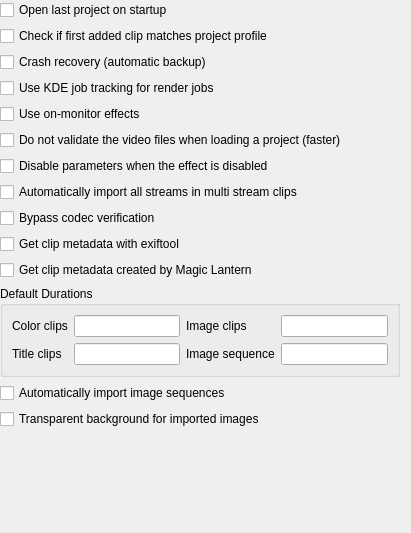
Old version of the form src/ui/configmisc_ui.ui in the repository KDE/kdenlive.
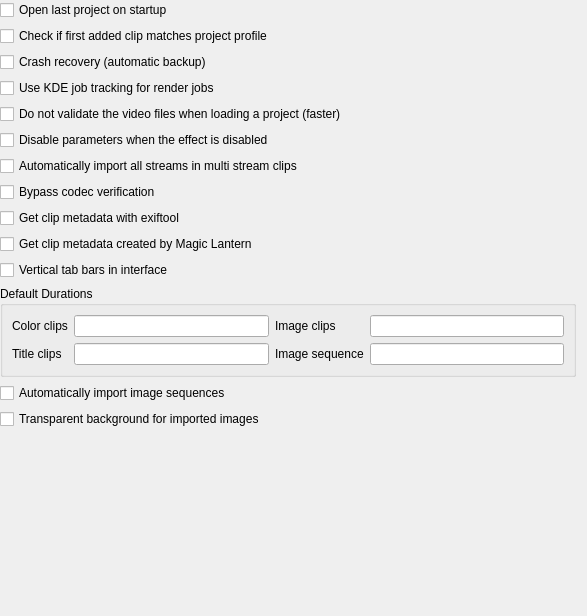
New version of the form.

Commit message: Move widget tabs to the top instead of below. Add settings option to have vertical tabs instead of horizontal to save space

```diff
--- a/src/ui/configmisc_ui.ui
+++ b/src/ui/configmisc_ui.ui
@@ -6,8 +6,8 @@
    <rect>
     <x>0</x>
     <y>0</y>
-    <width>411</width>
-    <height>533</height>
+    <width>587</width>
+    <height>616</height>
    </rect>
   </property>
   <layout class="QGridLayout" name="gridLayout_4">
@@ -17,13 +17,6 @@
    <property name="topMargin">
     <number>0</number>
    </property>
-   <item row="3" column="0" colspan="2">
-    <widget class="QCheckBox" name="kcfg_usekuiserver">
-     <property name="text">
-      <string>Use KDE job tracking for render jobs</string>
-     </property>
-    </widget>
-   </item>
    <item row="1" column="0" colspan="2">
     <widget class="QCheckBox" name="kcfg_checkfirstprojectclip">
      <property name="text">
@@ -31,61 +24,18 @@
      </property>
     </widget>
    </item>
-   <item row="2" column="0" colspan="3">
-    <widget class="QCheckBox" name="kcfg_crashrecovery">
-     <property name="text">
-      <string>Crash recovery (automatic backup)</string>
+   <item row="14" column="0" colspan="3">
+    <spacer>
+     <property name="orientation">
+      <enum>Qt::Vertical</enum>
      </property>
-    </widget>
-   </item>
-   <item row="7" column="0">
-    <widget class="QCheckBox" name="kcfg_automultistreams">
-     <property name="text">
-      <string>Automatically import all streams in multi stream clips</string>
+     <property name="sizeHint" stdset="0">
+      <size>
+       <width>20</width>
+       <height>40</height>
+      </size>
      </property>
-    </widget>
-   </item>
-   <item row="6" column="0">
-    <widget class="QCheckBox" name="kcfg_disable_effect_parameters">
-     <property name="text">
-      <string>Disable parameters when the effect is disabled</string>
-     </property>
-    </widget>
-   </item>
-   <item row="8" column="0">
-    <widget class="QCheckBox" name="kcfg_bypasscodeccheck">
-     <property name="text">
-      <string>Bypass codec verification</string>
-     </property>
-    </widget>
-   </item>
-   <item row="12" column="0">
-    <widget class="QCheckBox" name="kcfg_autoimagesequence">
-     <property name="text">
-      <string>Automatically import image sequences</string>
-     </property>
-    </widget>
-   </item>
-   <item row="5" column="0">
-    <widget class="QCheckBox" name="kcfg_projectloading_avformatnovalidate">
-     <property name="text">
-      <string>Do not validate the video files when loading a project (faster)</string>
-     </property>
-    </widget>
-   </item>
-   <item row="4" column="0">
-    <widget class="QCheckBox" name="kcfg_on_monitor_effects">
-     <property name="text">
-      <string>Use on-monitor effects</string>
-     </property>
-    </widget>
-   </item>
-   <item row="9" column="0">
-    <widget class="QCheckBox" name="kcfg_use_exiftool">
-     <property name="text">
-      <string>Get clip metadata with exiftool</string>
-     </property>
-    </widget>
+    </spacer>
    </item>
    <item row="0" column="0" colspan="3">
     <widget class="QCheckBox" name="kcfg_openlastproject">
@@ -94,6 +44,20 @@
      </property>
     </widget>
    </item>
+   <item row="13" column="0">
+    <widget class="QCheckBox" name="kcfg_autoimagetransparency">
+     <property name="text">
+      <string>Transparent background for imported images</string>
+     </property>
+    </widget>
+   </item>
+   <item row="5" column="0">
+    <widget class="QCheckBox" name="kcfg_disable_effect_parameters">
+     <property name="text">
+      <string>Disable parameters when the effect is disabled</string>
+     </property>
+    </widget>
+   </item>
    <item row="11" column="0" colspan="3">
     <widget class="QGroupBox" name="groupBox">
      <property name="title">
@@ -143,33 +107,69 @@
      </layout>
     </widget>
    </item>
-   <item row="13" column="0">
-    <widget class="QCheckBox" name="kcfg_autoimagetransparency">
+   <item row="3" column="0" colspan="2">
+    <widget class="QCheckBox" name="kcfg_usekuiserver">
      <property name="text">
-      <string>Transparent background for imported images</string>
+      <string>Use KDE job tracking for render jobs</string>
      </property>
     </widget>
    </item>
-   <item row="14" column="0" colspan="3">
-    <spacer>
-     <property name="orientation">
-      <enum>Qt::Vertical</enum>
-     </property>
-     <property name="sizeHint" stdset="0">
-      <size>
-       <width>20</width>
-       <height>40</height>
-      </size>
-     </property>
-    </spacer>
-   </item>
-   <item row="10" column="0">
+   <item row="9" column="0">
     <widget class="QCheckBox" name="kcfg_use_magicLantern">
      <property name="text">
       <string>Get clip metadata created by Magic Lantern</string>
      </property>
     </widget>
    </item>
+   <item row="10" column="0">
+    <widget class="QCheckBox" name="kcfg_verticaltabs">
+     <property name="text">
+      <string>Vertical tab bars in interface</string>
+     </property>
+    </widget>
+   </item>
+   <item row="8" column="0">
+    <widget class="QCheckBox" name="kcfg_use_exiftool">
+     <property name="text">
+      <string>Get clip metadata with exiftool</string>
+     </property>
+    </widget>
+   </item>
+   <item row="2" column="0" colspan="3">
+    <widget class="QCheckBox" name="kcfg_crashrecovery">
+     <property name="text">
+      <string>Crash recovery (automatic backup)</string>
+     </property>
+    </widget>
+   </item>
+   <item row="4" column="0">
+    <widget class="QCheckBox" name="kcfg_projectloading_avformatnovalidate">
+     <property name="text">
+      <string>Do not validate the video files when loading a project (faster)</string>
+     </property>
+    </widget>
+   </item>
+   <item row="12" column="0">
+    <widget class="QCheckBox" name="kcfg_autoimagesequence">
+     <property name="text">
+      <string>Automatically import image sequences</string>
+     </property>
+    </widget>
+   </item>
+   <item row="7" column="0">
+    <widget class="QCheckBox" name="kcfg_bypasscodeccheck">
+     <property name="text">
+      <string>Bypass codec verification</string>
+     </property>
+    </widget>
+   </item>
+   <item row="6" column="0">
+    <widget class="QCheckBox" name="kcfg_automultistreams">
+     <property name="text">
+      <string>Automatically import all streams in multi stream clips</string>
+     </property>
+    </widget>
+   </item>
   </layout>
  </widget>
  <resources/>
```
The commit also changes 6 other files.
